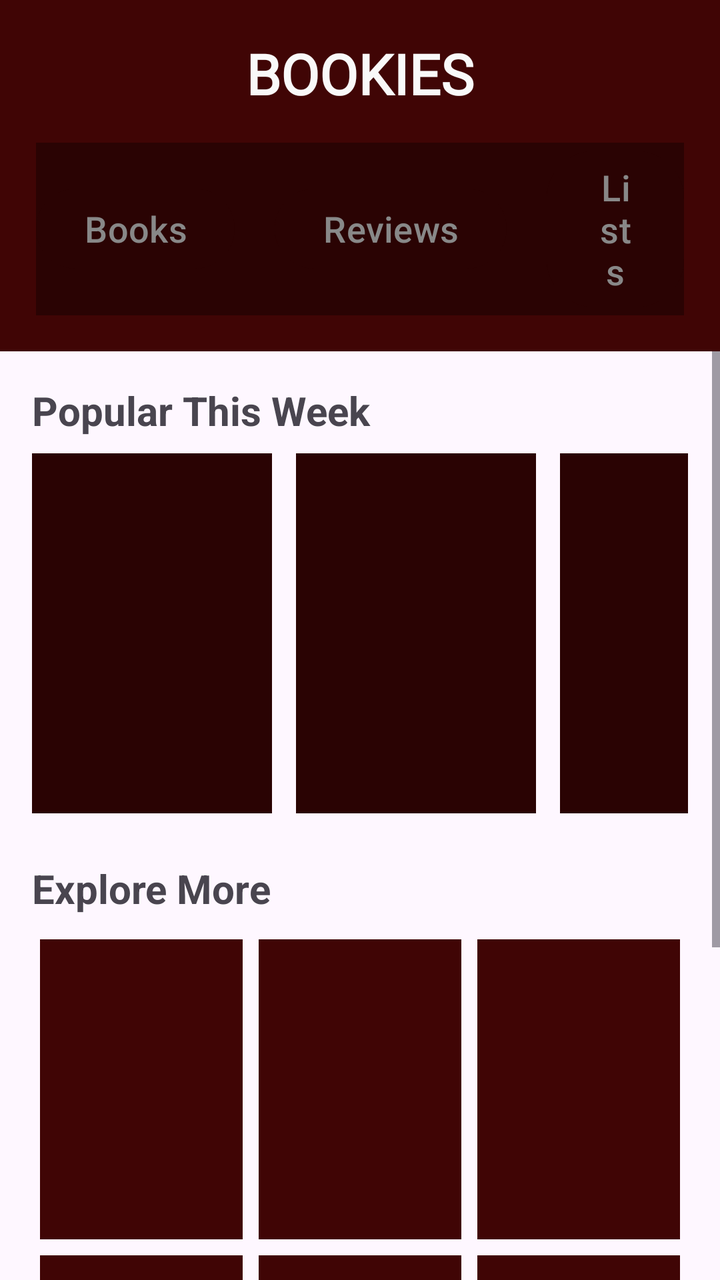
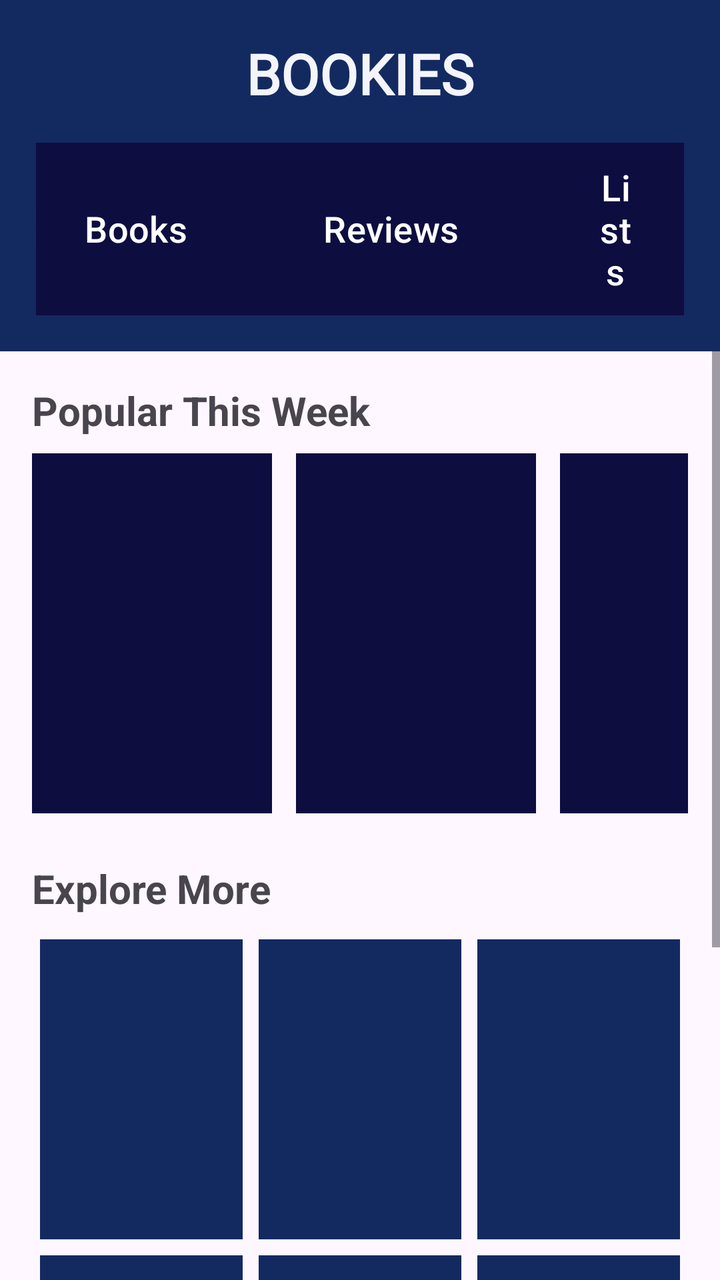

The first picture is an Android layout as it rendered before a commit; the second is the same layout after the commit. The layout source and the unified diff follow.
<!-- AndroidManifest.xml: application theme Theme.FrontendBook -->
<!-- res/layout/fragment_inner_books.xml -->
<?xml version="1.0" encoding="utf-8"?>
<androidx.constraintlayout.widget.ConstraintLayout
    xmlns:android="http://schemas.android.com/apk/res/android"
    xmlns:app="http://schemas.android.com/apk/res-auto"
    android:layout_width="match_parent"
    android:layout_height="match_parent">


    
    <include
        android:id="@+id/header"
        layout="@layout/header_nav_menu"
        android:layout_width="0dp"
        android:layout_height="wrap_content"
        app:layout_constraintTop_toTopOf="parent"
        app:layout_constraintStart_toStartOf="parent"
        app:layout_constraintEnd_toEndOf="parent" />


    
    <ScrollView
        android:id="@+id/scrollContainer"
        android:layout_width="0dp"
        android:layout_height="0dp"
        android:fillViewport="true"
        android:clipToPadding="false"
        android:paddingBottom="65dp"
        app:layout_constraintTop_toBottomOf="@id/header"
        app:layout_constraintBottom_toBottomOf="parent"
        app:layout_constraintStart_toStartOf="parent"
        app:layout_constraintEnd_toEndOf="parent">


        <LinearLayout
            android:layout_width="match_parent"
            android:layout_height="wrap_content"
            android:orientation="vertical"
            android:padding="16dp">


            
            <TextView
                android:layout_width="match_parent"
                android:layout_height="wrap_content"
                android:text="Popular This Week"
                android:textSize="20sp"
                android:textStyle="bold"
                android:paddingBottom="8dp" />


            
            <HorizontalScrollView
                android:layout_width="match_parent"
                android:layout_height="wrap_content"
                android:scrollbars="none">


                <LinearLayout
                    android:layout_width="wrap_content"
                    android:layout_height="wrap_content"
                    android:orientation="horizontal">


                    
                    <View
                        android:layout_width="120dp"
                        android:layout_height="180dp"
                        android:layout_marginEnd="12dp"
                        android:background="@color/primary_bordo_dark" />


                    <View
                        android:layout_width="120dp"
                        android:layout_height="180dp"
                        android:layout_marginEnd="12dp"
                        android:background="@color/primary_bordo_dark" />


                    <View
                        android:layout_width="120dp"
                        android:layout_height="180dp"
                        android:background="@color/primary_bordo_dark" />
                </LinearLayout>
            </HorizontalScrollView>


            
            <TextView
                android:layout_width="match_parent"
                android:layout_height="wrap_content"
                android:text="Explore More"
                android:textSize="20sp"
                android:textStyle="bold"
                android:layout_marginTop="24dp"
                android:paddingBottom="8dp" />


            
            <GridLayout
                android:layout_width="match_parent"
                android:layout_height="wrap_content"
                android:columnCount="3"
                android:alignmentMode="alignMargins"
                android:rowOrderPreserved="false"
                android:useDefaultMargins="true">


                
                <View
                    android:layout_width="0dp"
                    android:layout_height="150dp"
                    android:layout_columnWeight="1"
                    android:background="@color/primary_bordo" />


                <View
                    android:layout_width="0dp"
                    android:layout_height="150dp"
                    android:layout_columnWeight="1"
                    android:background="@color/primary_bordo" />


                <View
                    android:layout_width="0dp"
                    android:layout_height="150dp"
                    android:layout_columnWeight="1"
                    android:background="@color/primary_bordo" />


                <View
                    android:layout_width="0dp"
                    android:layout_height="150dp"
                    android:layout_columnWeight="1"
                    android:background="@color/primary_bordo" />


                <View
                    android:layout_width="0dp"
                    android:layout_height="150dp"
                    android:layout_columnWeight="1"
                    android:background="@color/primary_bordo" />


                <View
                    android:layout_width="0dp"
                    android:layout_height="150dp"
                    android:layout_columnWeight="1"
                    android:background="@color/primary_bordo" />
            </GridLayout>
        </LinearLayout>
    </ScrollView>


</androidx.constraintlayout.widget.ConstraintLayout>
<!-- res/layout/header_nav_menu.xml (included above) -->
<?xml version="1.0" encoding="utf-8"?>
<androidx.constraintlayout.widget.ConstraintLayout
    xmlns:android="http://schemas.android.com/apk/res/android"
    xmlns:app="http://schemas.android.com/apk/res-auto"
    android:layout_width="match_parent"
    android:layout_height="wrap_content"
    android:padding="18dp"
    android:background="@color/primary_bordo">

    
    <TextView
        android:id="@+id/headerTitle"
        android:layout_width="wrap_content"
        android:layout_height="wrap_content"
        android:text="BOOKIES"
        android:textSize="28sp"
        android:textStyle="bold"
        android:textColor="@color/background_light"
        android:textAlignment="center"
        android:fontFamily="@font/roboto_condensed_bold"
        app:layout_constraintTop_toTopOf="parent"
        app:layout_constraintStart_toStartOf="parent"
        app:layout_constraintEnd_toEndOf="parent" />

    
    <LinearLayout
        android:id="@+id/headerButtons"
        android:layout_width="wrap_content"
        android:layout_height="wrap_content"
        android:orientation="horizontal"
        android:layout_marginTop="16dp"
        android:gravity="center"
        android:background="@color/primary_bordo_dark"
        app:layout_constraintTop_toBottomOf="@id/headerTitle"
        app:layout_constraintStart_toStartOf="parent"
        app:cornerRadius="24dp"
        app:layout_constraintEnd_toEndOf="parent">

        <com.google.android.material.button.MaterialButton
            android:id="@+id/booksButton"
            android:layout_width="wrap_content"
            android:layout_height="wrap_content"
            android:text="Books"
            android:textAllCaps="false"
            android:textColor="@color/text_muted"
            android:backgroundTint="#2A0303"
            android:textSize="18sp"
            android:layout_marginEnd="20dp"
            app:cornerRadius="24dp"
            />

        <com.google.android.material.button.MaterialButton
            android:id="@+id/reviewsButton"
            android:layout_width="wrap_content"
            android:layout_height="wrap_content"
            android:text="Reviews"
            android:textSize="18sp"
            android:textAllCaps="false"
            android:textColor="@color/text_muted"
            android:backgroundTint="#2A0303"
            android:layout_marginEnd="20dp"
            app:cornerRadius="24dp"
            />

        <com.google.android.material.button.MaterialButton
            android:id="@+id/listsButton"
            android:layout_width="wrap_content"
            android:layout_height="wrap_content"
            android:text="Lists"
            android:textSize="18sp"
            android:textAllCaps="false"
            android:textColor="@color/text_muted"
            android:backgroundTint="#2A0303"
            app:cornerRadius="24dp"/>
    </LinearLayout>

</androidx.constraintlayout.widget.ConstraintLayout>
<!-- resources referenced by this layout -->
<resources>
  <color name="background_light">#F9F9F9</color>
  <color name="primary_bordo">#400505</color>
  <color name="primary_bordo_dark">#2A0303</color>
  <color name="text_muted">#888888</color>
  <style name="Theme.FrontendBook" parent="Base.Theme.FrontendBook" />
  <style name="Base.Theme.FrontendBook" parent="Theme.Material3.DayNight.NoActionBar">
          <item name="colorPrimary">@color/primary_bordo</item>
          <item name="colorPrimaryVariant">@color/primary_bordo_dark</item> 
          <item name="colorOnPrimary">@color/white</item>
          <item name="colorSecondary">@color/background_light</item>
          <item name="colorOutline">@color/outline_bordo</item>
      </style>
  <color name="white">#FFFFFFFF</color>
  <color name="outline_bordo">#400505</color>
</resources>

<!-- the commit's change to res/layout/fragment_inner_books.xml (unified diff, before → after) -->
@@ -66,20 +66,20 @@
                         android:layout_width="120dp"
                         android:layout_height="180dp"
                         android:layout_marginEnd="12dp"
-                        android:background="@color/primary_bordo_dark" />
+                        android:background="@color/primary_dark" />
 
 
                     <View
                         android:layout_width="120dp"
                         android:layout_height="180dp"
                         android:layout_marginEnd="12dp"
-                        android:background="@color/primary_bordo_dark" />
+                        android:background="@color/primary_dark" />
 
 
                     <View
                         android:layout_width="120dp"
                         android:layout_height="180dp"
-                        android:background="@color/primary_bordo_dark" />
+                        android:background="@color/primary_dark" />
                 </LinearLayout>
             </HorizontalScrollView>
 
@@ -110,42 +110,42 @@
                     android:layout_width="0dp"
                     android:layout_height="150dp"
                     android:layout_columnWeight="1"
-                    android:background="@color/primary_bordo" />
-
-
-                <View
-                    android:layout_width="0dp"
-                    android:layout_height="150dp"
-                    android:layout_columnWeight="1"
-                    android:background="@color/primary_bordo" />
-
-
-                <View
-                    android:layout_width="0dp"
-                    android:layout_height="150dp"
-                    android:layout_columnWeight="1"
-                    android:background="@color/primary_bordo" />
-
-
-                <View
-                    android:layout_width="0dp"
-                    android:layout_height="150dp"
-                    android:layout_columnWeight="1"
-                    android:background="@color/primary_bordo" />
-
-
-                <View
-                    android:layout_width="0dp"
-                    android:layout_height="150dp"
-                    android:layout_columnWeight="1"
-                    android:background="@color/primary_bordo" />
-
-
-                <View
-                    android:layout_width="0dp"
-                    android:layout_height="150dp"
-                    android:layout_columnWeight="1"
-                    android:background="@color/primary_bordo" />
+                    android:background="@color/primary" />
+
+
+                <View
+                    android:layout_width="0dp"
+                    android:layout_height="150dp"
+                    android:layout_columnWeight="1"
+                    android:background="@color/primary" />
+
+
+                <View
+                    android:layout_width="0dp"
+                    android:layout_height="150dp"
+                    android:layout_columnWeight="1"
+                    android:background="@color/primary" />
+
+
+                <View
+                    android:layout_width="0dp"
+                    android:layout_height="150dp"
+                    android:layout_columnWeight="1"
+                    android:background="@color/primary" />
+
+
+                <View
+                    android:layout_width="0dp"
+                    android:layout_height="150dp"
+                    android:layout_columnWeight="1"
+                    android:background="@color/primary" />
+
+
+                <View
+                    android:layout_width="0dp"
+                    android:layout_height="150dp"
+                    android:layout_columnWeight="1"
+                    android:background="@color/primary" />
             </GridLayout>
         </LinearLayout>
     </ScrollView>
@@ -160,7 +160,7 @@
     android:layout_width="match_parent"
     android:layout_height="wrap_content"
     android:padding="18dp"
-    android:background="@color/primary_bordo">
+    android:background="@color/primary">
 
     
     <TextView
@@ -185,7 +185,7 @@
         android:orientation="horizontal"
         android:layout_marginTop="16dp"
         android:gravity="center"
-        android:background="@color/primary_bordo_dark"
+        android:background="@color/primary_dark"
         app:layout_constraintTop_toBottomOf="@id/headerTitle"
         app:layout_constraintStart_toStartOf="parent"
         app:cornerRadius="24dp"
@@ -197,8 +197,8 @@
             android:layout_height="wrap_content"
             android:text="Books"
             android:textAllCaps="false"
-            android:textColor="@color/text_muted"
-            android:backgroundTint="#2A0303"
+            android:textColor="@color/white"
+            android:backgroundTint="@color/primary_dark"
             android:textSize="18sp"
             android:layout_marginEnd="20dp"
             app:cornerRadius="24dp"
@@ -211,8 +211,8 @@
             android:text="Reviews"
             android:textSize="18sp"
             android:textAllCaps="false"
-            android:textColor="@color/text_muted"
-            android:backgroundTint="#2A0303"
+            android:textColor="@color/white"
+            android:backgroundTint="@color/primary_dark"
             android:layout_marginEnd="20dp"
             app:cornerRadius="24dp"
             />
@@ -224,8 +224,8 @@
             android:text="Lists"
             android:textSize="18sp"
             android:textAllCaps="false"
-            android:textColor="@color/text_muted"
-            android:backgroundTint="#2A0303"
+            android:textColor="@color/white"
+            android:backgroundTint="@color/primary_dark"
             app:cornerRadius="24dp"/>
     </LinearLayout>
 
<!-- resource entries referenced after the edit -->
@@ -1,18 +1,17 @@
 <!-- resources referenced by this layout -->
 <resources>
-  <color name="background_light">#F9F9F9</color>
-  <color name="primary_bordo">#400505</color>
-  <color name="primary_bordo_dark">#2A0303</color>
-  <color name="text_muted">#888888</color>
+  <color name="background_light">#F4F5FB</color>
+  <color name="primary">#132A61</color>
+  <color name="primary_dark">#0D0D40</color>
   <style name="Theme.FrontendBook" parent="Base.Theme.FrontendBook" />
   <style name="Base.Theme.FrontendBook" parent="Theme.Material3.DayNight.NoActionBar">
-          <item name="colorPrimary">@color/primary_bordo</item>
-          <item name="colorPrimaryVariant">@color/primary_bordo_dark</item> 
+          <item name="colorPrimary">@color/primary</item>
+          <item name="colorPrimaryVariant">@color/primary_dark</item>
           <item name="colorOnPrimary">@color/white</item>
           <item name="colorSecondary">@color/background_light</item>
-          <item name="colorOutline">@color/outline_bordo</item>
+          <item name="colorOutline">@color/outline</item>
       </style>
+  <color name="outline">#132A61</color>
   <color name="white">#FFFFFFFF</color>
-  <color name="outline_bordo">#400505</color>
 </resources>
 
